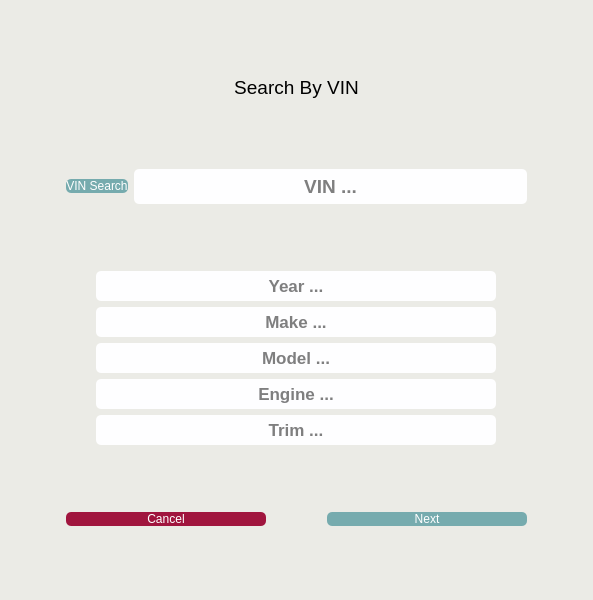
First picture: the form in openauto/theme/vehicle_search.ui, repository winterautollc/OpenAutoCore, before the edit.
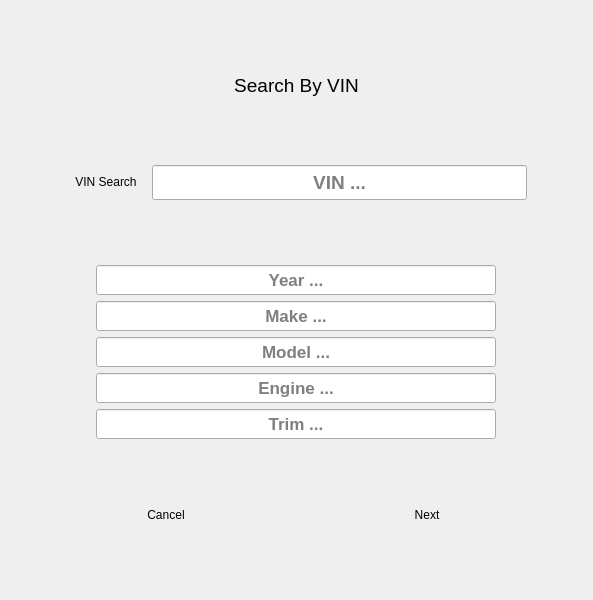
Second picture: the form after the edit. Icons and pictures are not drawn.

```diff
--- a/openauto/theme/vehicle_search.ui
+++ b/openauto/theme/vehicle_search.ui
@@ -18,10 +18,7 @@
     <normaloff>../../OpenAutoLite/ui_files/Images/Icons/car.png</normaloff>../../OpenAutoLite/ui_files/Images/Icons/car.png</iconset>
   </property>
   <property name="styleSheet">
-   <string notr="true">color: black;
-background-color: #ebebe6;
-background-image: none;
-border-radius: 10px;</string>
+   <string notr="true"/>
   </property>
   <layout class="QGridLayout" name="gridLayout">
    <item row="0" column="0" colspan="2">
@@ -37,6 +34,9 @@
        <pointsize>14</pointsize>
       </font>
      </property>
+     <property name="styleSheet">
+      <string notr="true"/>
+     </property>
      <property name="text">
       <string>Search By VIN</string>
      </property>
@@ -70,9 +70,7 @@
           </font>
          </property>
          <property name="styleSheet">
-          <string notr="true">border-radius: 5px;
-background-color: #fefeff;
-color: black;</string>
+          <string notr="true"/>
          </property>
          <property name="alignment">
           <set>Qt::AlignCenter</set>
@@ -107,9 +105,7 @@
           </font>
          </property>
          <property name="styleSheet">
-          <string notr="true">border-radius: 5px;
-background-color: #fefeff;
-color: black;</string>
+          <string notr="true"/>
          </property>
          <property name="alignment">
           <set>Qt::AlignCenter</set>
@@ -144,9 +140,7 @@
           </font>
          </property>
          <property name="styleSheet">
-          <string notr="true">border-radius: 5px;
-background-color: #fefeff;
-color: black;</string>
+          <string notr="true"/>
          </property>
          <property name="alignment">
           <set>Qt::AlignCenter</set>
@@ -181,9 +175,7 @@
           </font>
          </property>
          <property name="styleSheet">
-          <string notr="true">border-radius: 5px;
-background-color: #fefeff;
-color: black;</string>
+          <string notr="true"/>
          </property>
          <property name="alignment">
           <set>Qt::AlignCenter</set>
@@ -218,9 +210,7 @@
           </font>
          </property>
          <property name="styleSheet">
-          <string notr="true">border-radius: 5px;
-background-color: #fefeff;
-color: black;</string>
+          <string notr="true"/>
          </property>
          <property name="text">
           <string/>
@@ -246,17 +236,7 @@
       </size>
      </property>
      <property name="styleSheet">
-      <string notr="true">QPushButton {
-	border-radius: 5px;
-	color: #fff;
-	background-color: #76ABAE;
-}
-
-QPushButton:hover {
-	background-color: #828786;
-	color: #fff;
-	border-radius: 10px;
-}</string>
+      <string notr="true"/>
      </property>
      <property name="text">
       <string>Next</string>
@@ -281,17 +261,7 @@
      <item>
       <widget class="QPushButton" name="vin_search_button">
        <property name="styleSheet">
-        <string notr="true">QPushButton {
-	border-radius: 5px;
-	color: #fff;
-	background-color: #76ABAE;
-}
-
-QPushButton:hover {
-	background-color: #828786;
-	color: #fff;
-	border-radius: 10px;
-}</string>
+        <string notr="true"/>
        </property>
        <property name="text">
         <string>VIN Search</string>
@@ -332,9 +302,7 @@
         </font>
        </property>
        <property name="styleSheet">
-        <string notr="true">border-radius: 5px;
-background-color: #fefeff;
-color: black;</string>
+        <string notr="true"/>
        </property>
        <property name="alignment">
         <set>Qt::AlignCenter</set>
@@ -355,17 +323,7 @@
       </size>
      </property>
      <property name="styleSheet">
-      <string notr="true">QPushButton {
-	border-radius: 5px;
-	color: #fff;
-	background-color: #A0153E;
-}
-
-QPushButton:hover {
-	background-color: #C49497;
-	color: #fff;
-	border-radius: 10px;
-}</string>
+      <string notr="true"/>
      </property>
      <property name="text">
       <string>Cancel</string>
```
Left out of the diff: 8 changed lines with no effect on the pictures.
